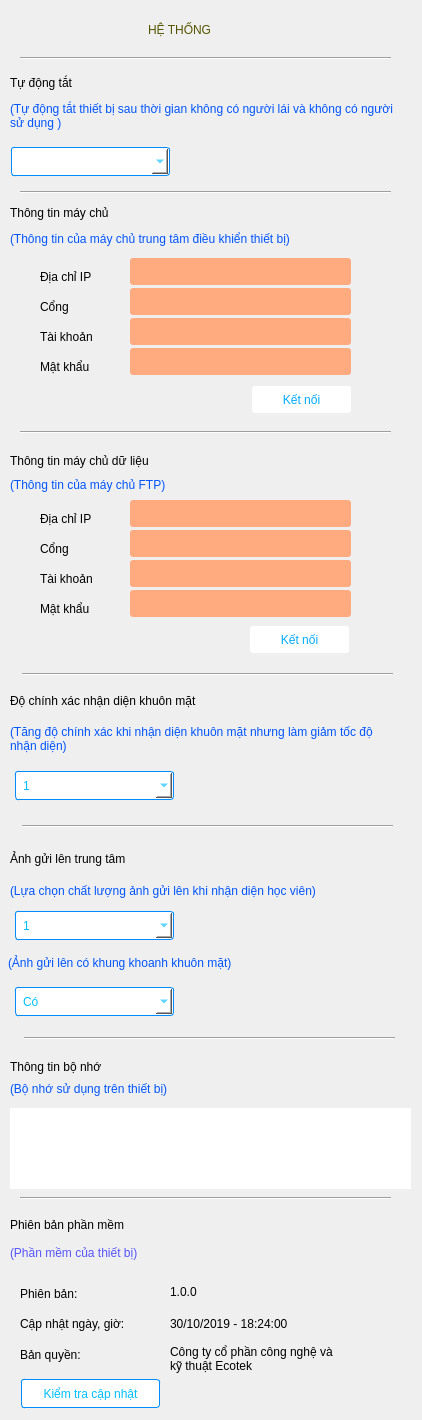
This is SettingScreen/Ui/NoiDungManHinhCaiDatHeThong.ui in Lam-dev/TheoryFaceRecognition as Qt 5 draws it before an edit. The edited form follows.
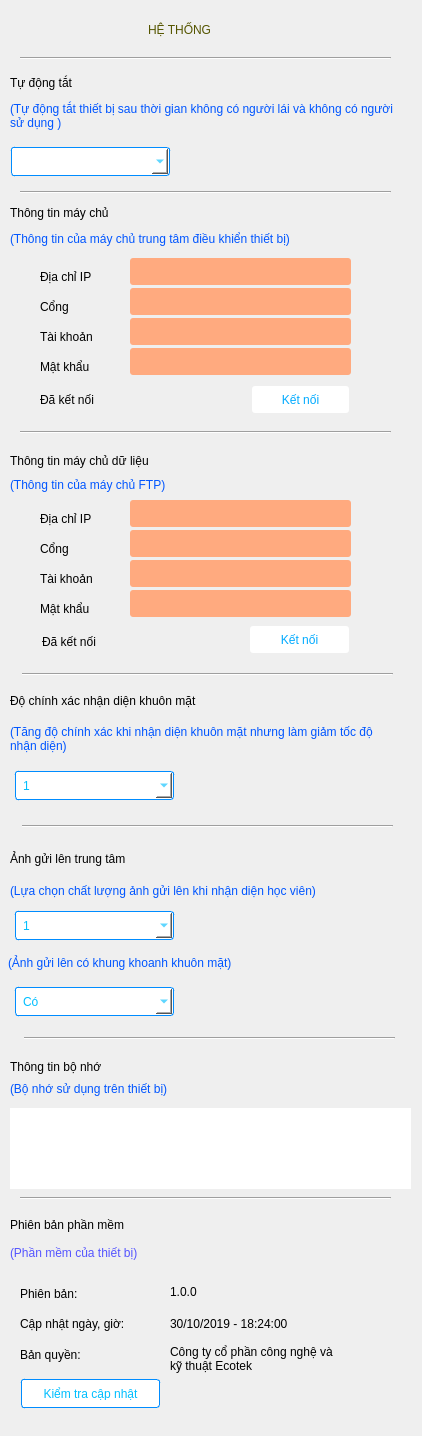
This is the edited form. Icons and pictures are not drawn.

```diff
--- a/SettingScreen/Ui/NoiDungManHinhCaiDatHeThong.ui
+++ b/SettingScreen/Ui/NoiDungManHinhCaiDatHeThong.ui
@@ -7,7 +7,7 @@
     <x>0</x>
     <y>0</y>
     <width>422</width>
-    <height>1420</height>
+    <height>1436</height>
    </rect>
   </property>
   <property name="windowTitle">
@@ -331,7 +331,7 @@
      <rect>
       <x>252</x>
       <y>188</y>
-      <width>99</width>
+      <width>97</width>
       <height>27</height>
      </rect>
     </property>
@@ -342,6 +342,23 @@
     </property>
     <property name="text">
      <string>Kết nối</string>
+    </property>
+    <property name="icon">
+     <iconset>
+      <normaloff>../../../Downloads/iconConnect.png</normaloff>../../../Downloads/iconConnect.png</iconset>
+    </property>
+   </widget>
+   <widget class="QLabel" name="label_showSocketConnectStatus">
+    <property name="geometry">
+     <rect>
+      <x>40</x>
+      <y>188</y>
+      <width>195</width>
+      <height>27</height>
+     </rect>
+    </property>
+    <property name="text">
+     <string>Đã kết nối</string>
     </property>
    </widget>
   </widget>
@@ -603,6 +620,23 @@
     </property>
     <property name="text">
      <string>Kết nối</string>
+    </property>
+    <property name="icon">
+     <iconset>
+      <normaloff>../../../Downloads/iconConnect.png</normaloff>../../../Downloads/iconConnect.png</iconset>
+    </property>
+   </widget>
+   <widget class="QLabel" name="label_showFTPconnectStatus">
+    <property name="geometry">
+     <rect>
+      <x>42</x>
+      <y>188</y>
+      <width>195</width>
+      <height>27</height>
+     </rect>
+    </property>
+    <property name="text">
+     <string>Đã kết nối</string>
     </property>
    </widget>
   </widget>
```
